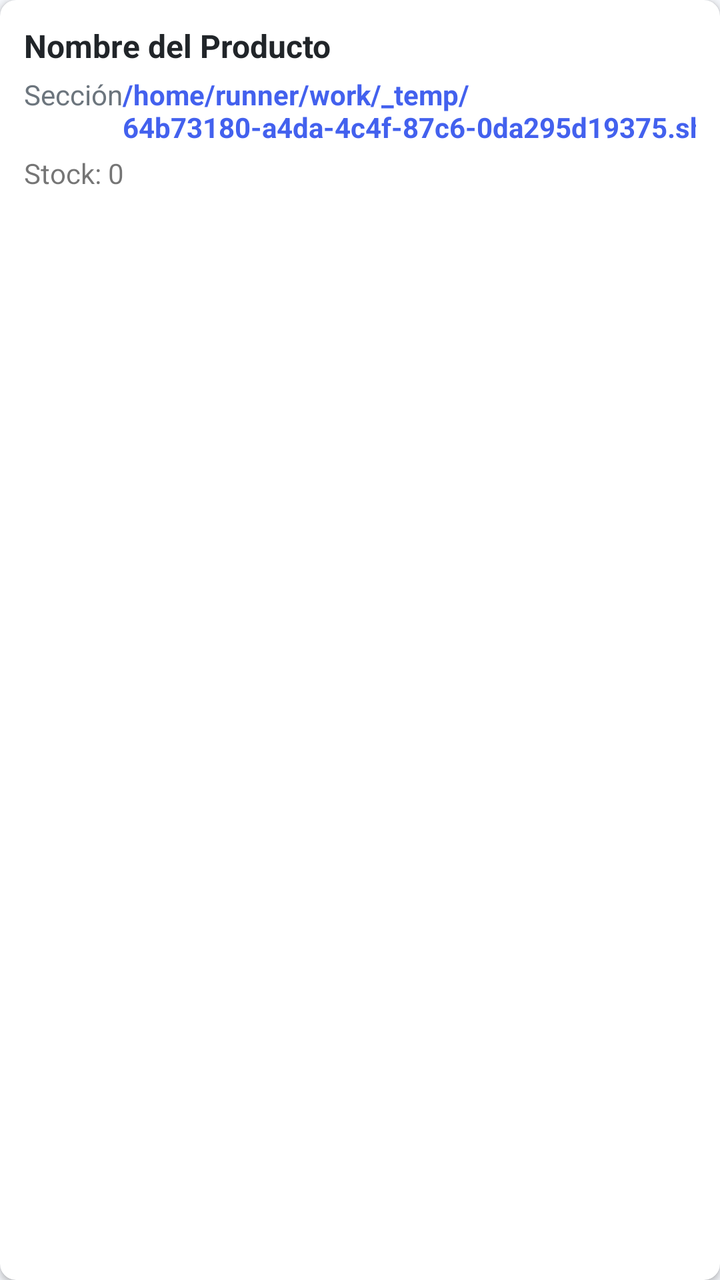
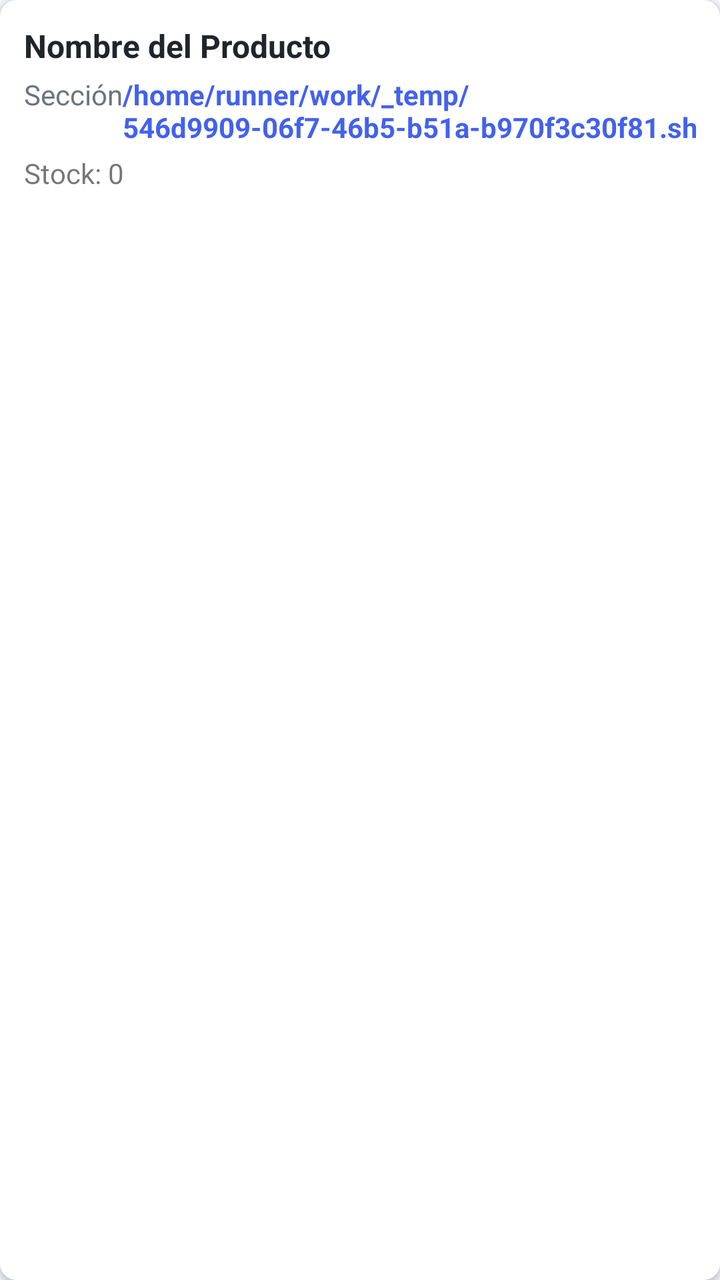

Before-and-after screenshots of an Android layout around one commit, followed by the original layout XML and the change that was made.
<!-- AndroidManifest.xml: application theme Theme.OmniVentas -->
<!-- res/layout/item_producto.xml -->
<?xml version="1.0" encoding="utf-8"?>
<androidx.cardview.widget.CardView xmlns:android="http://schemas.android.com/apk/res/android"
    xmlns:app="http://schemas.android.com/apk/res-auto"
    android:layout_width="match_parent"
    android:layout_height="wrap_content"
    android:layout_marginBottom="8dp"
    app:cardCornerRadius="8dp"
    app:cardElevation="2dp">
    <LinearLayout
        android:layout_width="match_parent"
        android:layout_height="wrap_content"
        android:orientation="vertical"
        android:padding="12dp">
        <TextView
            android:id="@+id/tv_nombre"
            android:layout_width="match_parent"
            android:layout_height="wrap_content"
            android:text="Nombre del Producto"
            android:textSize="16sp"
            android:textStyle="bold"
            android:textColor="@color/dark" />
        <LinearLayout
            android:layout_width="match_parent"
            android:layout_height="wrap_content"
            android:orientation="horizontal"
            android:layout_marginTop="4dp">
            <TextView
                android:id="@+id/tv_seccion"
                android:layout_width="0dp"
                android:layout_height="wrap_content"
                android:layout_weight="1"
                android:text="Sección"
                android:textSize="14sp"
                android:textColor="@color/gray" />
            <TextView
                android:id="@+id/tv_precio"
                android:layout_width="wrap_content"
                android:layout_height="wrap_content"
                android:text="/home/runner/work/_temp/64b73180-a4da-4c4f-87c6-0da295d19375.sh.00"
                android:textSize="14sp"
                android:textColor="@color/primary"
                android:textStyle="bold" />
        </LinearLayout>
        <TextView
            android:id="@+id/tv_stock"
            android:layout_width="wrap_content"
            android:layout_height="wrap_content"
            android:text="Stock: 0"
            android:textSize="14sp"
            android:layout_marginTop="4dp" />
    </LinearLayout>
</androidx.cardview.widget.CardView>
<!-- resources referenced by this layout -->
<resources>
  <color name="dark">#212529</color>
  <color name="gray">#6C757D</color>
  <color name="primary">#4361EE</color>
  <style name="Theme.OmniVentas" parent="Theme.MaterialComponents.DayNight.NoActionBar">
          <item name="colorPrimary">@color/primary</item>
          <item name="colorPrimaryVariant">@color/primary_dark</item>
          <item name="colorOnPrimary">@color/white</item>
          <item name="colorSecondary">@color/secondary</item>
          <item name="colorOnSecondary">@color/white</item>
          <item name="android:statusBarColor">@color/primary</item>
          <item name="android:windowBackground">@color/light_gray</item>
      </style>
  <color name="primary_dark">#3A56D4</color>
  <color name="white">#FFFFFF</color>
  <color name="secondary">#3F37C9</color>
  <color name="light_gray">#F5F7FB</color>
</resources>

<!-- the commit's change to res/layout/item_producto.xml (unified diff, before → after) -->
@@ -36,7 +36,7 @@
                 android:id="@+id/tv_precio"
                 android:layout_width="wrap_content"
                 android:layout_height="wrap_content"
-                android:text="/home/runner/work/_temp/64b73180-a4da-4c4f-87c6-0da295d19375.sh.00"
+                android:text="/home/runner/work/_temp/546d9909-06f7-46b5-b51a-b970f3c30f81.sh.00"
                 android:textSize="14sp"
                 android:textColor="@color/primary"
                 android:textStyle="bold" />
